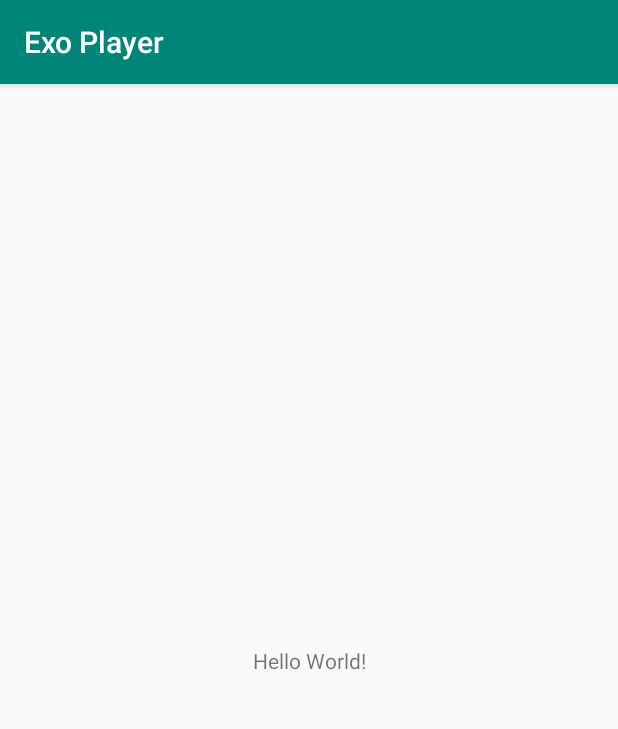
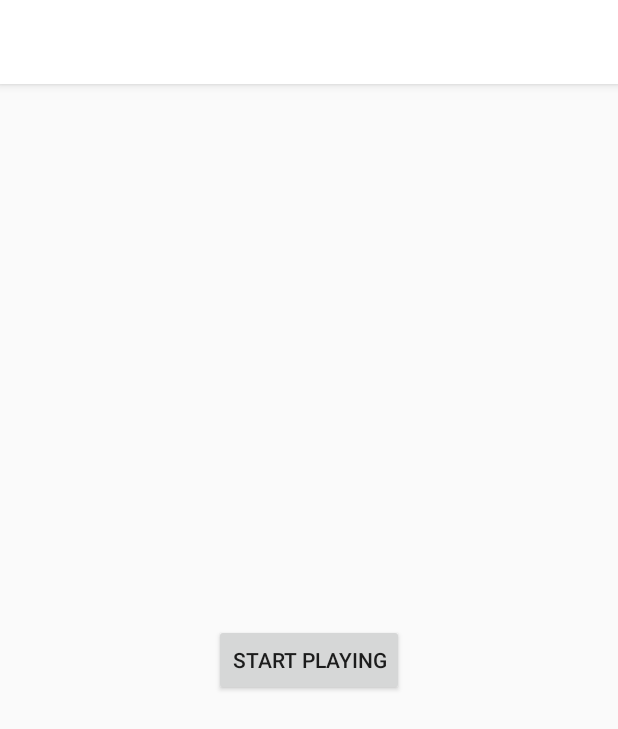
Before and after one commit to DevSharma06/ExoPlayer, an Android app: the screen it shows after launch (MainActivity), on a phone screen of 412 x 824 dp. Shown: the top 729 px of the screen. Run offline under Robolectric (Android 15) with nearby library versions, the phone set to English and light mode, and no system bars.

Commit message:
added code and implemented exoplayer

```diff
--- a/app/build.gradle
+++ b/app/build.gradle
@@ -5,7 +5,7 @@ android {
     buildToolsVersion "29.0.2"
     defaultConfig {
         applicationId "com.durja.exoplayer"
-        minSdkVersion 15
+        minSdkVersion 16
         targetSdkVersion 28
         versionCode 1
         versionName "1.0"
@@ -16,6 +16,10 @@ android {
             minifyEnabled false
             proguardFiles getDefaultProguardFile('proguard-android-optimize.txt'), 'proguard-rules.pro'
         }
+    }
+    compileOptions {
+        sourceCompatibility = 1.8
+        targetCompatibility = 1.8
     }
 }
 
--- a/app/src/main/java/com/durja/exoplayer/MainActivity.java
+++ b/app/src/main/java/com/durja/exoplayer/MainActivity.java
@@ -2,7 +2,9 @@ package com.durja.exoplayer;
 
 import androidx.appcompat.app.AppCompatActivity;
 
+import android.content.Intent;
 import android.os.Bundle;
+import android.view.View;
 
 public class MainActivity extends AppCompatActivity {
 
@@ -11,4 +13,8 @@ public class MainActivity extends AppCompatActivity {
         super.onCreate(savedInstanceState);
         setContentView(R.layout.activity_main);
     }
+
+    public void startPlaying(View view) {
+        startActivity(new Intent(this,PlayerActivity.class));
+    }
 }
--- a/app/src/main/res/layout/activity_main.xml
+++ b/app/src/main/res/layout/activity_main.xml
@@ -6,10 +6,11 @@
     android:layout_height="match_parent"
     tools:context=".MainActivity">
 
-    <TextView
+    <Button
         android:layout_width="wrap_content"
         android:layout_height="wrap_content"
-        android:text="Hello World!"
+        android:text="@string/start_playing"
+        android:onClick="startPlaying"
         app:layout_constraintBottom_toBottomOf="parent"
         app:layout_constraintLeft_toLeftOf="parent"
         app:layout_constraintRight_toRightOf="parent"
--- a/app/src/main/res/layout/activity_player.xml
+++ b/app/src/main/res/layout/activity_player.xml
@@ -5,5 +5,8 @@
     android:layout_width="match_parent"
     android:layout_height="match_parent"
     tools:context=".PlayerActivity">
-
+    <com.google.android.exoplayer2.ui.PlayerView
+        android:id="@+id/video_view"
+        android:layout_width="match_parent"
+        android:layout_height="match_parent"/>
 </androidx.constraintlayout.widget.ConstraintLayout>
--- a/app/src/main/res/values/colors.xml
+++ b/app/src/main/res/values/colors.xml
@@ -1,6 +1,6 @@
 <?xml version="1.0" encoding="utf-8"?>
 <resources>
-    <color name="colorPrimary">#008577</color>
-    <color name="colorPrimaryDark">#00574B</color>
-    <color name="colorAccent">#D81B60</color>
+    <color name="colorPrimary">#FFFFFF</color>
+    <color name="colorPrimaryDark">#000000</color>
+    <color name="colorAccent">#FF4081</color>
 </resources>
--- a/app/src/main/res/values/styles.xml
+++ b/app/src/main/res/values/styles.xml
@@ -8,4 +8,11 @@
         <item name="colorAccent">@color/colorAccent</item>
     </style>
 
+    <style name="PlayerTheme" parent="Theme.AppCompat.Light.NoActionBar">
+        <item name="colorPrimary">@color/colorPrimary</item>
+        <item name="colorPrimaryDark">@color/colorPrimaryDark</item>
+        <item name="colorAccent">@color/colorAccent</item>
+        <item name="android:windowBackground">@null</item>
+    </style>
+
 </resources>
```
Also changed, not shown: app/src/main/AndroidManifest.xml (+8 -1 lines), app/src/main/java/com/durja/exoplayer/PlayerActivity.java (added, +107 -0 lines), app/src/main/res/values/strings.xml (+7 -0 lines).
